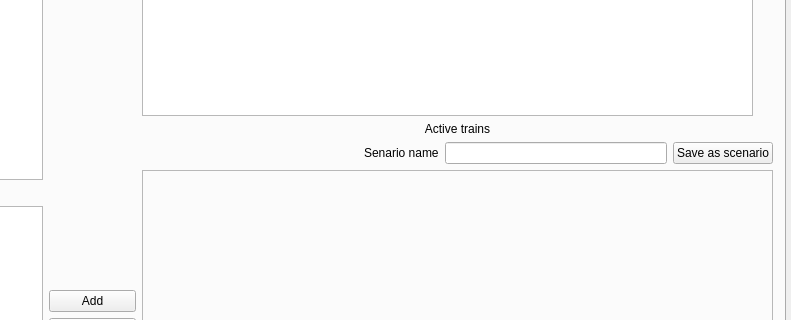
First picture: the form in launcher/forms/mainwindow.ui, repository maisvendoo/RRS, before the edit; both pictures show x 484 to 1275 and y 171 to 491 of the 1275 by 718 pixel window.
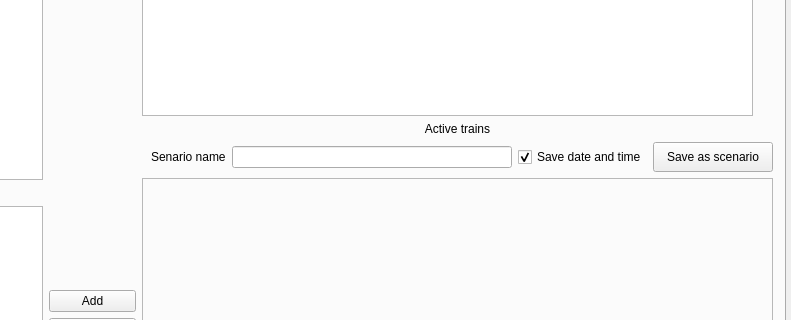
Second picture: the form after the edit.

Commit message: Чек-бокс для настройки соханения даты и времени в сценарии

```diff
--- a/launcher/forms/mainwindow.ui
+++ b/launcher/forms/mainwindow.ui
@@ -410,10 +410,33 @@
                </widget>
               </item>
               <item>
-               <widget class="QLineEdit" name="leScnName"/>
+               <widget class="QLineEdit" name="leScnName">
+                <property name="minimumSize">
+                 <size>
+                  <width>280</width>
+                  <height>0</height>
+                 </size>
+                </property>
+               </widget>
+              </item>
+              <item>
+               <widget class="QCheckBox" name="ckbSaveDateTime">
+                <property name="text">
+                 <string>Save date and time</string>
+                </property>
+                <property name="checked">
+                 <bool>true</bool>
+                </property>
+               </widget>
               </item>
               <item>
                <widget class="QPushButton" name="bpSaveAsScenario">
+                <property name="minimumSize">
+                 <size>
+                  <width>120</width>
+                  <height>30</height>
+                 </size>
+                </property>
                 <property name="text">
                  <string>Save as scenario</string>
                 </property>
```
